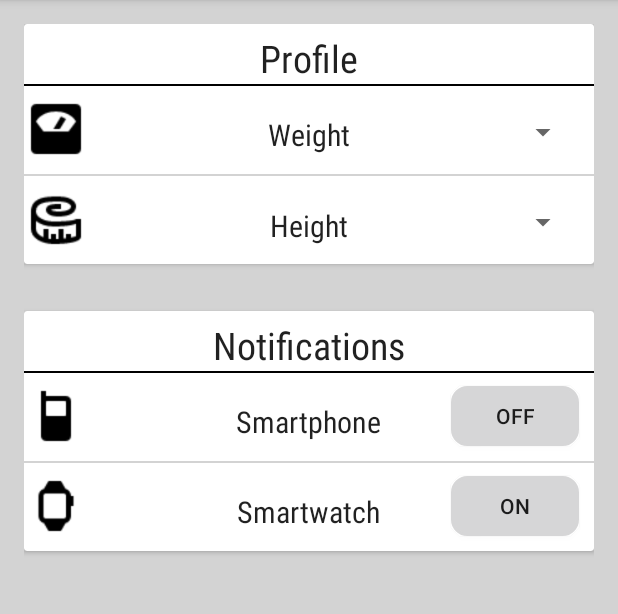
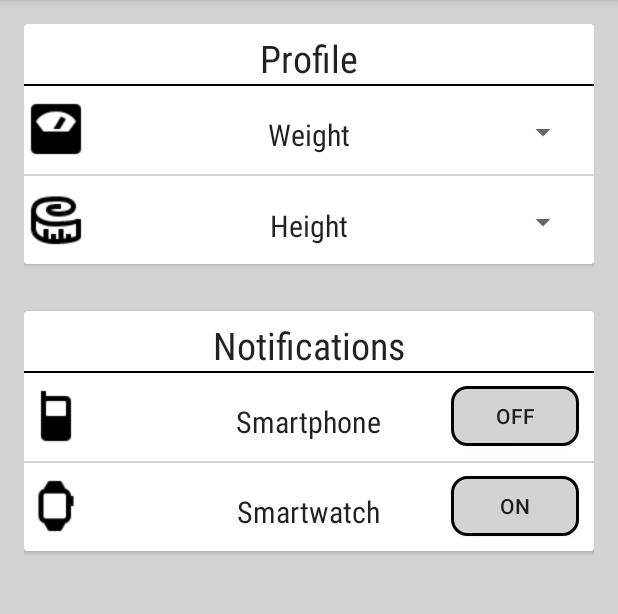
Before and after one commit to nathanoodler29/CleanDrinksApp, an Android app: the SettingsActivity screen opened directly, with no data from a screen before it, on a phone screen of 412 x 824 dp, the part 84-698 px from its top. Run offline under Robolectric (Android 15) with nearby library versions, the phone set to English and light mode, and no system bars.

Commit message:
Updated colours in the drawable button files, and updated string value for login activity.

```diff
--- a/app/src/main/res/drawable/circle_red_button.xml
+++ b/app/src/main/res/drawable/circle_red_button.xml
@@ -3,10 +3,10 @@
 
     android:shape="rectangle">
     <corners android:radius="1000dp" />
-    <solid android:color="@color/light_grey" />
+    <solid android:color="@color/lightGrey" />
     <stroke
         android:width="2dip"
-        android:color="@color/dark_grey" />
+        android:color="@color/black" />
     <padding
         android:bottom="4dp"
         android:left="4dp"
--- a/app/src/main/res/drawable/progress_style.xml
+++ b/app/src/main/res/drawable/progress_style.xml
@@ -14,7 +14,7 @@
             android:shape="ring"
             android:useLevel="true"
             android:thickness="15dp">
-            <solid android:color="@color/dark_grey"/>
+            <solid android:color="@color/darkGrey"/>
         </shape>
     </item>
 </layer-list>
--- a/app/src/main/res/drawable/toggle_button_style.xml
+++ b/app/src/main/res/drawable/toggle_button_style.xml
@@ -3,10 +3,10 @@
 
     android:shape="rectangle">
     <corners android:radius="10dp" />
-    <solid android:color="@color/light_grey" />
+    <solid android:color="@color/lightGrey" />
     <stroke
         android:width="2dip"
-        android:color="@color/dark_grey" />
+        android:color="@color/black" />
 
 </shape>
     <!--http://www.viralandroid.com/2016/01/circular-button-with-icon-and-text-in-android.html-->
--- a/app/src/main/res/values/strings.xml
+++ b/app/src/main/res/values/strings.xml
@@ -86,6 +86,8 @@
     <string name="login">Login</string>
     <string name="login_create_an_account"> Create account </string>
     <string name="login_sign_up_button_text">Sign up</string>
+
+    <string name="login_heading_image_content_description">Image of a water droplet smiling</string>
 
 
 
```
